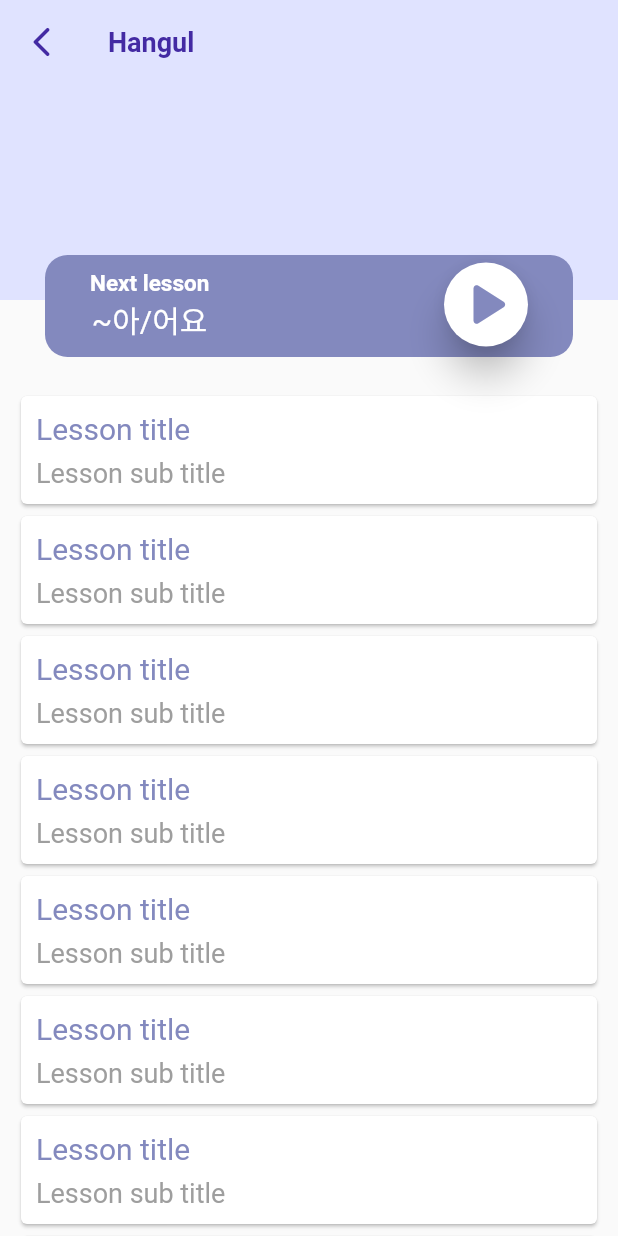
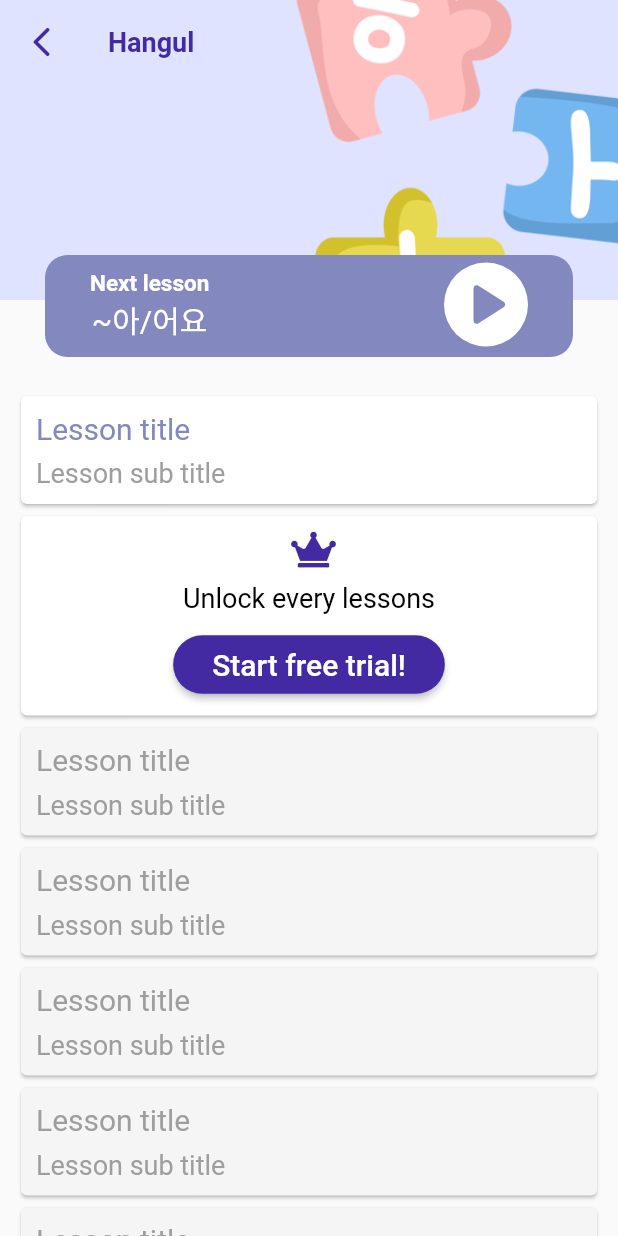
Before and after one commit to kammaii/podo, a Flutter app: the screen it shows after launch, after a tap on "Hangul", on a phone screen of 412 x 824 dp. Run offline on Flutter 3.47's test engine with Material 2 defaults, Android fonts, the phone set to English and light mode, and no system bars; our stand-ins replace animated_text_kit, card_swiper, flutter_login, font_awesome_flutter, package_info, percent_indicator and 1 more.

Commit message:
made hero and premium card on lesson_main

```diff
--- a/lib/screens/lesson/lesson_course.dart
+++ b/lib/screens/lesson/lesson_course.dart
@@ -9,12 +9,20 @@ class LessonCourse extends StatelessWidget {
   const LessonCourse({Key? key}) : super(key: key);
 
   Widget getListItem(BuildContext context, int key, String title) {
+    String sampleImage = 'assets/images/course_hangul.png';
     return Card(
       key: ValueKey(key),
       child: InkWell(
         onTap: () {
           print(key);
-          Navigator.push(context, MaterialPageRoute(builder: (context) => LessonMain(course: title,)));
+          Navigator.push(
+              context,
+              MaterialPageRoute(
+                  builder: (context) => LessonMain(
+                        course: title,
+                        courseImage: sampleImage,
+
+                      )));
         },
         child: Padding(
           padding: const EdgeInsets.all(10),
@@ -25,9 +33,13 @@ class LessonCourse extends StatelessWidget {
               Row(
                 children: [
                   SizedBox(
-                      width: 100,
-                      height: 100,
-                      child: Image.asset('assets/images/course_hangul.png')),
+                      width: 80,
+                      height: 80,
+                      child: Hero(
+                        child: Image.asset(sampleImage),
+                        tag: 'courseImage:$title',
+                      ),
+                  ),
                   const SizedBox(width: 20),
                   Expanded(
                     child: MyWidget().getTextWidget(
@@ -62,7 +74,12 @@ class LessonCourse extends StatelessWidget {
               alignment: Alignment.centerLeft,
               child: Padding(
                 padding: const EdgeInsets.symmetric(horizontal: 20, vertical: 10),
-                child: MyWidget().getTextWidget(MyStrings.selectCourse, 20, MyColors.purple, isBold: true,),
+                child: MyWidget().getTextWidget(
+                  MyStrings.selectCourse,
+                  20,
+                  MyColors.purple,
+                  isBold: true,
+                ),
               ),
             ),
             Expanded(
--- a/lib/screens/lesson/lesson_main.dart
+++ b/lib/screens/lesson/lesson_main.dart
@@ -1,13 +1,16 @@
 import 'package:flutter/material.dart';
 import 'package:font_awesome_flutter/font_awesome_flutter.dart';
 import 'package:podo/common_widgets/my_widget.dart';
+import 'package:podo/screens/subscribe/subscribe.dart';
+import 'package:podo/user/user_info.dart';
 import 'package:podo/values/my_colors.dart';
 import 'package:podo/values/my_strings.dart';
 
 
 class LessonMain extends StatefulWidget {
-  const LessonMain({Key? key, required this.course}) : super(key: key);
+  const LessonMain({Key? key, required this.course, required this.courseImage}) : super(key: key);
   final String course;
+  final String courseImage;
 
   @override
   _LessonMainState createState() => _LessonMainState();
@@ -16,7 +19,6 @@ class LessonMain extends StatefulWidget {
 class _LessonMainState extends State<LessonMain> {
   ScrollController scrollController = ScrollController();
   double sliverAppBarHeight = 200.0;
-  double sliverAppBarMinimumHeight = 60.0;
   double sliverAppBarStretchOffset = 100.0;
   double itemHeight = 80.0;
 
@@ -32,19 +34,43 @@ class _LessonMainState extends State<LessonMain> {
     scrollController.dispose();
   }
 
-  Widget lessonList(int index) {
+  Widget lessonList(int index, bool isLocked) {
     return Container(
       padding: const EdgeInsets.symmetric(horizontal: 10),
       height: itemHeight,
       child: Card(
+        color: isLocked ? MyColors.navyLightLight : Colors.white,
         child: Padding(
           padding: const EdgeInsets.all(10),
           child: Column(
             mainAxisAlignment: MainAxisAlignment.spaceBetween,
             crossAxisAlignment: CrossAxisAlignment.start,
             children: [
-              MyWidget().getTextWidget('Lesson title', 20, MyColors.navy,),
+              MyWidget().getTextWidget('Lesson title', 20, isLocked ? MyColors.grey : MyColors.navy,),
               MyWidget().getTextWidget('Lesson sub title', 18, MyColors.grey,),
+            ],
+          ),
+        ),
+      ),
+    );
+  }
+
+  Widget premiumCard() {
+    return Padding(
+      padding: const EdgeInsets.symmetric(horizontal: 10),
+      child: Card(
+        child: Padding(
+          padding: const EdgeInsets.all(10),
+          child: Column(
+            crossAxisAlignment: CrossAxisAlignment.center,
+            children: [
+              const Icon(FontAwesomeIcons.crown, color: MyColors.purple),
+              const SizedBox(height: 10),
+              MyWidget().getTextWidget(MyStrings.unlockEveryLessons, 18, Colors.black),
+              const SizedBox(height: 10),
+              MyWidget().getRoundBtnWidget(false, MyStrings.startFreeTrial, MyColors.purple, Colors.white, (){
+               Navigator.push(context, MaterialPageRoute(builder: (context) => const Subscribe()));
+              },innerVerticalPadding: 8)
             ],
           ),
         ),
@@ -58,12 +84,10 @@ class _LessonMainState extends State<LessonMain> {
     double topMarginPlayBtn = sliverAppBarHeight - 25.0;
 
     if (scrollController.hasClients) {
-      if (sliverAppBarHeight - scrollController.offset >
-          sliverAppBarMinimumHeight) {
-        topMargin -= scrollController.offset;
+      topMargin -= scrollController.offset;
+      if (sliverAppBarHeight - scrollController.offset >= 30) {
         topMarginPlayBtn -= scrollController.offset;
       } else {
-        topMargin = -100.0;
         topMarginPlayBtn = 5.0;
       }
     }
@@ -81,8 +105,23 @@ class _LessonMainState extends State<LessonMain> {
         pinned: true,
         stretch: true,
         title: MyWidget().getTextWidget(widget.course, 18, MyColors.purple, isBold: true),
-        flexibleSpace: Container(
-          color: MyColors.navyLight,
+        flexibleSpace: Stack(
+          children: [
+            Container(
+              color: MyColors.navyLight,
+            ),
+            Positioned(
+              child: Hero(
+                tag: 'courseImage:${widget.course}',
+                child: Image.asset(
+                  widget.courseImage,
+                  width: 250,
+                ),
+              ),
+              top: -50,
+              right: -30,
+            )
+          ],
         ),
         bottom: const PreferredSize(
           preferredSize: Size.fromHeight(10.0),
@@ -97,9 +136,17 @@ class _LessonMainState extends State<LessonMain> {
         sliver: SliverList(
           delegate: SliverChildBuilderDelegate(
             (context, index) {
-              return lessonList(index);
+              if(!UserInfo().isPremium && index >= 1) {
+                if(index > 1) {
+                  return lessonList(index, true);
+                } else {
+                  return premiumCard();
+                }
+              } else {
+                return lessonList(index, false);
+              }
             },
-            childCount: 10,
+            childCount: UserInfo().isPremium ? 8 : 8+1, // todo: 3대신 레슨.length로 변경
           ),
         ),
       );
@@ -145,7 +192,7 @@ class _LessonMainState extends State<LessonMain> {
               top: topMarginPlayBtn,
               right: 60.0,
               child: FloatingActionButton(
-                elevation: 10,
+                elevation: 0,
                 backgroundColor: Colors.white,
                 child: const Icon(
                   Icons.play_arrow_rounded,
--- a/lib/screens/profile/profile.dart
+++ b/lib/screens/profile/profile.dart
@@ -49,7 +49,7 @@ class _ProfileState extends State<Profile> {
                           const SizedBox(height: 15),
                           MyWidget().getRoundBtnWidget(
                               false,
-                              MyStrings.freeTrial,
+                              MyStrings.startFreeTrial,
                               MyColors.purple,
                               Colors.white,
                               () {
--- /dev/null
+++ b/lib/user/user_info.dart
@@ -0,0 +1,30 @@
+import 'package:flutter/cupertino.dart';
+
+class UserInfo {
+
+  static final UserInfo _instance = UserInfo.init();
+
+  factory UserInfo() {
+    return _instance;
+  }
+
+  late String email;
+  late String name;
+  bool isPremium = false; //todo: late bool isPremium;
+
+  UserInfo.init() {
+    debugPrint('userInfo 초기화');
+  }
+
+  void setUserEmail(String email) {
+    this.email = email;
+  }
+
+  void setUserName(String name) {
+    this.name = name;
+  }
+
+  void setUserPremium(bool isPremium) {
+    this.isPremium = isPremium;
+  }
+}
--- a/lib/values/my_strings.dart
+++ b/lib/values/my_strings.dart
@@ -66,4 +66,7 @@ class MyStrings {
   static const String beginner = 'Beginner';
   static const String intermediate = 'Intermediate';
   static const String advanced = 'Advanced';
+  static const String unlockEveryLessons = 'Unlock every lessons';
+  static const String startFreeTrial = 'Start free trial!';
+
 }
```
